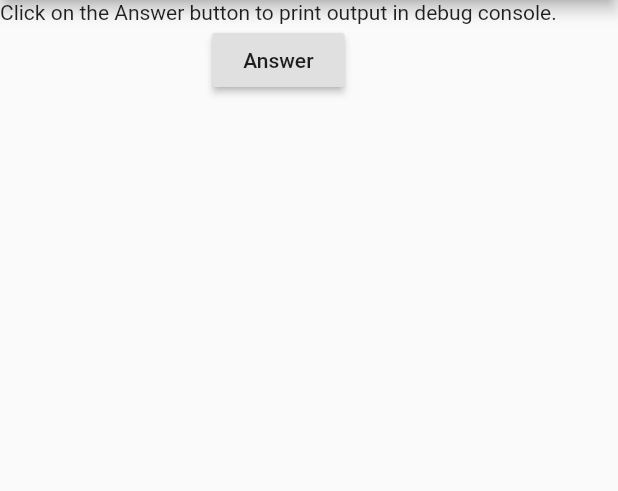
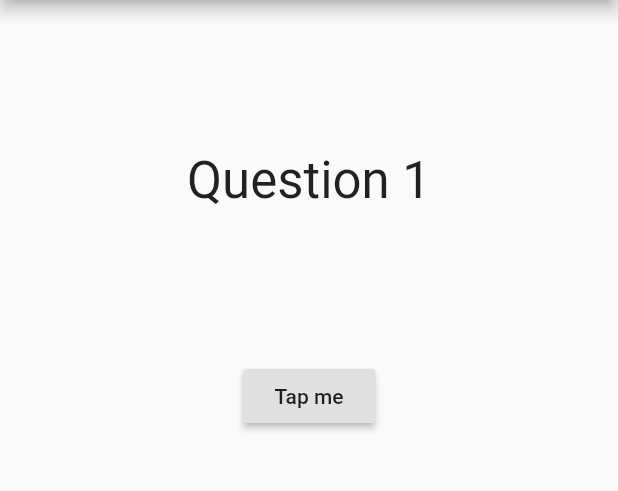
Before and after one commit to vishu221b/Personality-Quiz-App, a Flutter app: the screen it shows after launch, on a phone screen of 412 x 824 dp, the part 84-575 px from its top. Run offline on Flutter 3.47's test engine with Material 2 defaults, Android fonts, the phone set to English and light mode, and no system bars.

Commit message:
Added question.dart

```diff
--- a/lib/main.dart
+++ b/lib/main.dart
@@ -1,10 +1,11 @@
 import 'package:flutter/material.dart';
+import 'question.dart';
 
 void main() => runApp(PersonalityQuizApp());
 
-class PersonalityQuizApp extends StatefulWidget{
+class PersonalityQuizApp extends StatefulWidget {
   @override
-  PersonalityQuizState createState(){
+  PersonalityQuizState createState() {
     return PersonalityQuizState();
   }
 }
@@ -12,14 +13,18 @@ class PersonalityQuizApp extends StatefulWidget{
 class PersonalityQuizState extends State<PersonalityQuizApp> {
   int _questionIndex = 0;
   var _allQuestions = ["Question 1", "Question 2", "Question 3"];
-  void _onAnswerButtonPressed(){
-    if(_questionIndex <= (_allQuestions.length - 1)){
-      _questionIndex =_questionIndex + 1;
-    }
-    else if(_questionIndex ==_allQuestions.length){
-      _questionIndex = 0;
+  void _onAnswerButtonPressed() {
+    if (_questionIndex < (_allQuestions.length - 1)) {
+      setState(() {
+        _questionIndex = _questionIndex + 1;
+      });
+    } else if (_questionIndex == (_allQuestions.length - 1) ) {
+      setState(() {
+        _questionIndex = 0;
+      });
     }
   }
+
   @override
   Widget build(BuildContext buildContext) {
     return MaterialApp(
@@ -30,9 +35,10 @@ class PersonalityQuizState extends State<PersonalityQuizApp> {
         ),
         body: Column(
           children: <Widget>[
-            Text('Click on the Answer button to print output in debug console.'),
+            Question(
+                _allQuestions[_questionIndex]),
             RaisedButton(
-              child: Text('Answer'),
+              child: Text('Tap me'),
               onPressed: _onAnswerButtonPressed,
             ),
           ],
--- /dev/null
+++ b/lib/question.dart
@@ -0,0 +1,20 @@
+import 'package:flutter/material.dart';
+
+class Question extends StatelessWidget {
+  String questionText;
+
+  Question(this.questionText);
+
+  @override
+  Widget build(BuildContext context) {
+    return Container(
+      width: double.infinity,
+      margin: EdgeInsets.all(100.0),
+      child: Text(
+        questionText,
+        style: TextStyle(fontSize: 34),
+        textAlign: TextAlign.center,
+      ),
+    );
+  }
+}
```
